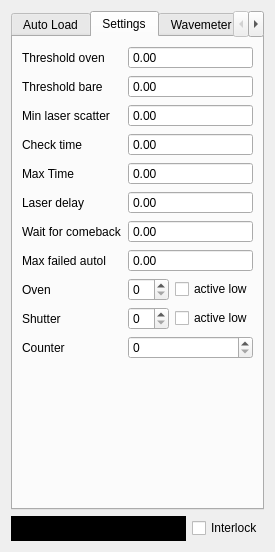
This is ui/AutoLoad.ui in MonroeQuantumNetworks/IonControl as Qt 5 draws it before an edit. The edited form follows.
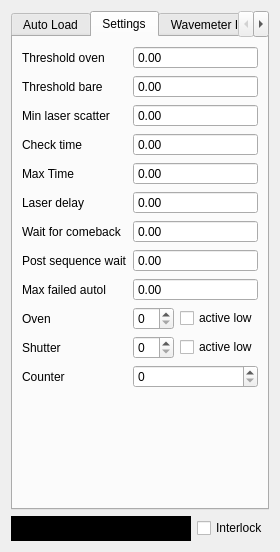
This is the edited form. The open tabs and pages were chosen to show the change. Icons and pictures are not drawn. Custom widgets are drawn as their Qt base class.

Commit message: add wait state after return from pulse sequence

Patch:
```diff
--- a/ui/AutoLoad.ui
+++ b/ui/AutoLoad.ui
@@ -186,7 +186,7 @@
          </property>
         </widget>
        </item>
-       <item row="11" column="0">
+       <item row="12" column="0">
         <widget class="QLabel" name="label_7">
          <property name="text">
           <string>Counter</string>
@@ -207,7 +207,7 @@
          </property>
         </widget>
        </item>
-       <item row="10" column="1">
+       <item row="11" column="1">
         <widget class="QSpinBox" name="shutterChannelBox">
          <property name="sizePolicy">
           <sizepolicy hsizetype="Minimum" vsizetype="Fixed">
@@ -226,14 +226,14 @@
          </property>
         </widget>
        </item>
-       <item row="10" column="0">
+       <item row="11" column="0">
         <widget class="QLabel" name="label_2">
          <property name="text">
           <string>Shutter</string>
          </property>
         </widget>
        </item>
-       <item row="12" column="0">
+       <item row="13" column="0">
         <spacer name="verticalSpacer">
          <property name="orientation">
           <enum>Qt::Vertical</enum>
@@ -246,14 +246,14 @@
          </property>
         </spacer>
        </item>
-       <item row="9" column="0">
+       <item row="10" column="0">
         <widget class="QLabel" name="label">
          <property name="text">
           <string>Oven</string>
          </property>
         </widget>
        </item>
-       <item row="9" column="1">
+       <item row="10" column="1">
         <widget class="QSpinBox" name="ovenChannelBox">
          <property name="sizePolicy">
           <sizepolicy hsizetype="Minimum" vsizetype="Fixed">
@@ -279,7 +279,7 @@
          </property>
         </widget>
        </item>
-       <item row="9" column="2">
+       <item row="10" column="2">
         <widget class="QCheckBox" name="ovenChannelActiveLowBox">
          <property name="sizePolicy">
           <sizepolicy hsizetype="Fixed" vsizetype="Fixed">
@@ -372,7 +372,7 @@
          </property>
         </widget>
        </item>
-       <item row="10" column="2">
+       <item row="11" column="2">
         <widget class="QCheckBox" name="shutterChannelActiveLowBox">
          <property name="sizePolicy">
           <sizepolicy hsizetype="Fixed" vsizetype="Fixed">
@@ -385,7 +385,7 @@
          </property>
         </widget>
        </item>
-       <item row="11" column="1" colspan="2">
+       <item row="12" column="1" colspan="2">
         <widget class="QSpinBox" name="counterChannelBox">
          <property name="sizePolicy">
           <sizepolicy hsizetype="Minimum" vsizetype="Fixed">
@@ -404,14 +404,14 @@
          </property>
         </widget>
        </item>
-       <item row="8" column="0">
+       <item row="9" column="0">
         <widget class="QLabel" name="label_11">
          <property name="text">
           <string>Max failed autol</string>
          </property>
         </widget>
        </item>
-       <item row="8" column="1" colspan="2">
+       <item row="9" column="1" colspan="2">
         <widget class="MagnitudeSpinBox" name="maxFailedAutoloadBox">
          <property name="sizePolicy">
           <sizepolicy hsizetype="MinimumExpanding" vsizetype="Fixed">
@@ -427,6 +427,29 @@
          </property>
         </widget>
        </item>
+       <item row="8" column="0">
+        <widget class="QLabel" name="label_13">
+         <property name="text">
+          <string>Post sequence wait</string>
+         </property>
+        </widget>
+       </item>
+       <item row="8" column="1" colspan="2">
+        <widget class="MagnitudeSpinBox" name="postSequenceWaitTimeBox">
+         <property name="sizePolicy">
+          <sizepolicy hsizetype="MinimumExpanding" vsizetype="Fixed">
+           <horstretch>2</horstretch>
+           <verstretch>0</verstretch>
+          </sizepolicy>
+         </property>
+         <property name="toolTip">
+          <string>switch on laser after oven on</string>
+         </property>
+         <property name="buttonSymbols">
+          <enum>QAbstractSpinBox::NoButtons</enum>
+         </property>
+        </widget>
+       </item>
       </layout>
      </widget>
      <widget class="QWidget" name="interlockTab">
```
Left out of the diff: 2 changed lines with no effect on the pictures. The commit also changes 1 other file.
